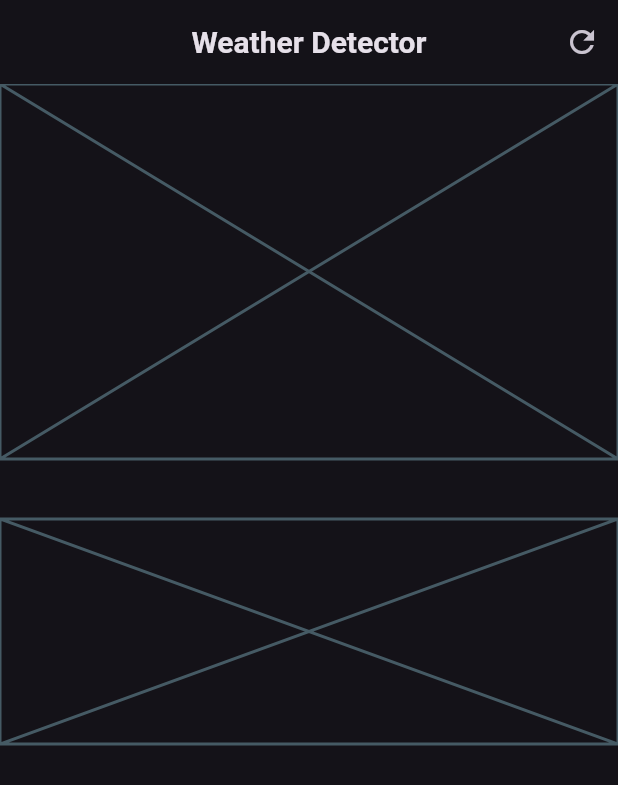
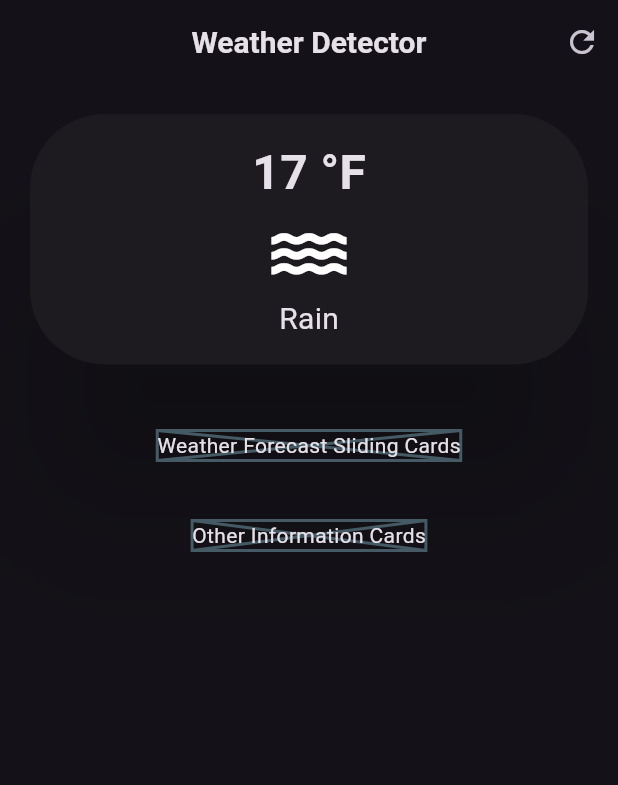
Before and after one commit to samrocks03/LearningFlutter, a Flutter app: the screen it shows after launch, on a phone screen of 412 x 824 dp. Shown: the top 785 px of the screen. Run offline on Flutter 3.47's test engine with Material 2 defaults, Android fonts, the phone set to English and light mode, and no system bars.

Commit message:
Completed UI of the first Main Card of our App

```diff
--- a/weather_apk/lib/screen.dart
+++ b/weather_apk/lib/screen.dart
@@ -29,20 +29,76 @@ class WeatherApp extends StatelessWidget {
       ),
 
 
-      body: const Column(
+      body: Padding(
+        padding:  EdgeInsets.all(16.0),
+        child: Column(
           children: [
             // Main card for Current Weather forecast
+            // Placeholder(
+            //   fallbackHeight: 250,
+            //   child: Text("Main Cards"),
+            // ),
+
+          Container(
+            width: double.infinity,
+            child: Card(
+              shape : RoundedRectangleBorder(
+                  borderRadius: BorderRadius.circular(50)
+                  ),
+              elevation: 50,
+
+              child: const Padding(
+                padding: EdgeInsets.all(16.0),
+                child: Column(
+                  children: [
+                    Text("17 °F",
+                      style: TextStyle(
+                        fontSize: 32,
+                        fontWeight: FontWeight.bold,
+                      )
+                      ),
+
+                    SizedBox(
+                      width: 20,
+                    ),
+
+                    Icon(
+                      Icons.water,
+                      size: 60,
+                      ),
+
+                    SizedBox(
+                      width: 20,
+                    ),
+
+                    Text("Rain",
+                      style: TextStyle(
+                        fontSize: 20,
+
+                      )
+                      ),
+                  ],
+                ),
+              ),
+            ),
+          ),
+            const SizedBox(height: 40,),
+
             Placeholder(
-            fallbackHeight: 250,
+              fallbackHeight: 150,
+              child: Text("Weather Forecast Sliding Cards"),
             ),
 
             SizedBox(height: 40,),
+
             Placeholder(
               fallbackHeight: 150,
+              child: Text("Other Information Cards"),
             ),
 
           ],
         ),
+      ),
     );
   }
 }
```
Lines whose indentation alone changed are shown as unchanged.
